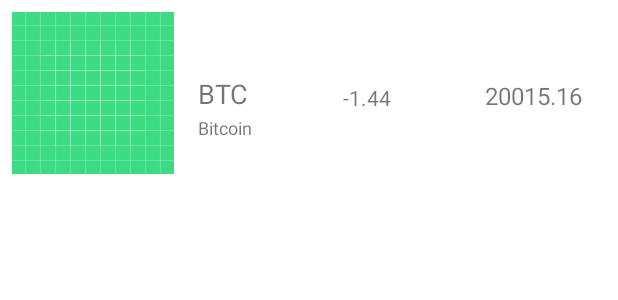
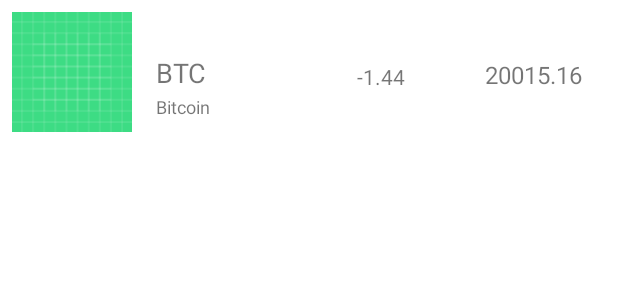
Before and after one commit to UbohyiPetro/CryptoMarket, an Android app: the layout coin_item.xml on its own in the app's theme, with its tools: preview values and no code run, on a phone screen of 412 x 824 dp. Shown: the top 300 px of the screen. Run offline under Robolectric (Android 15) with nearby library versions, the phone set to English and light mode, and no system bars.

Commit message:
display data on coins list screen

```diff
--- a/app/build.gradle
+++ b/app/build.gradle
@@ -64,7 +64,7 @@ dependencies {
 
     // Glide
     implementation 'com.github.bumptech.glide:glide:4.13.2'
-    kapt 'com.github.bumptech.glide:compiler:4.11.0'
+    kapt 'com.github.bumptech.glide:compiler:4.13.2'
 
     // Hilt
     implementation "com.google.dagger:hilt-android:2.43"
--- a/app/src/main/java/com/example/cryptomarket/ui/coins_list/CoinsViewModel.kt
+++ b/app/src/main/java/com/example/cryptomarket/ui/coins_list/CoinsViewModel.kt
@@ -11,7 +11,7 @@ import kotlinx.coroutines.launch
 import javax.inject.Inject
 
 data class CoinsViewState(
-    val coins: List<CoinItem>,
+    val coins: List<CoinItem> = emptyList(),
     val isLoading: Boolean = true,
 )
 
@@ -20,7 +20,7 @@ class CoinsViewModel @Inject constructor(
     private val coinRepository: CoinRepository
 ) : ViewModel() {
 
-    private val _coinsViewState = MutableLiveData<CoinsViewState>()
+    private val _coinsViewState = MutableLiveData(CoinsViewState())
     val coinsViewState: LiveData<CoinsViewState>
         get() = _coinsViewState
 
--- a/app/src/main/res/layout/coin_item.xml
+++ b/app/src/main/res/layout/coin_item.xml
@@ -1,6 +1,7 @@
 <?xml version="1.0" encoding="utf-8"?>
 <androidx.constraintlayout.widget.ConstraintLayout xmlns:android="http://schemas.android.com/apk/res/android"
     xmlns:app="http://schemas.android.com/apk/res-auto"
+    xmlns:tools="http://schemas.android.com/tools"
     android:layout_width="match_parent"
     android:layout_height="wrap_content"
     android:layout_marginHorizontal="8dp"
@@ -8,8 +9,8 @@
 
     <ImageView
         android:id="@+id/ivCoinIcon"
-        android:layout_width="wrap_content"
-        android:layout_height="wrap_content"
+        android:layout_width="80dp"
+        android:layout_height="80dp"
         android:contentDescription="@string/contDesc_coin_icon"
         android:src="@drawable/ic_launcher_background"
         app:layout_constraintStart_toStartOf="parent"
@@ -17,7 +18,7 @@
 
     <TextView
         android:id="@+id/tvCoinSymbol"
-        android:layout_width="wrap_content"
+        android:layout_width="80dp"
         android:layout_height="wrap_content"
         android:layout_marginHorizontal="16dp"
         android:text="@string/coin_symbol"
@@ -55,4 +56,5 @@
         android:textSize="16sp"
         app:layout_constraintBottom_toBottomOf="@+id/tvCoinChange"
         app:layout_constraintEnd_toEndOf="parent" />
+
 </androidx.constraintlayout.widget.ConstraintLayout>
--- a/app/src/main/res/values/colors.xml
+++ b/app/src/main/res/values/colors.xml
@@ -7,4 +7,6 @@
     <color name="teal_700">#FF018786</color>
     <color name="black">#FF000000</color>
     <color name="white">#FFFFFFFF</color>
+    <color name="red">#FF0000</color>
+    <color name="green">#23DC00</color>
 </resources>
```
Also changed, not shown: app/src/main/java/com/example/cryptomarket/ui/coins_list/CoinsLIstFragment.kt (+40 -0 lines), app/src/main/java/com/example/cryptomarket/ui/coins_list/CoinsListAdapter.kt (+15 -1 lines).
